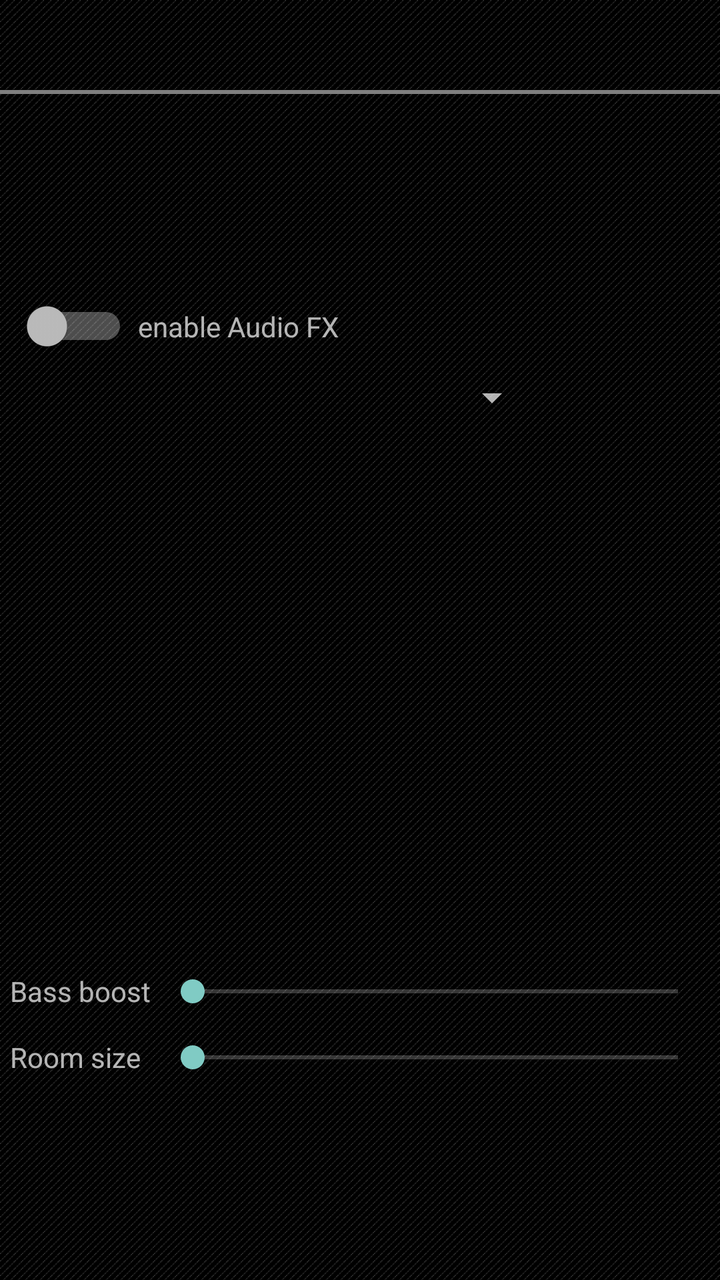
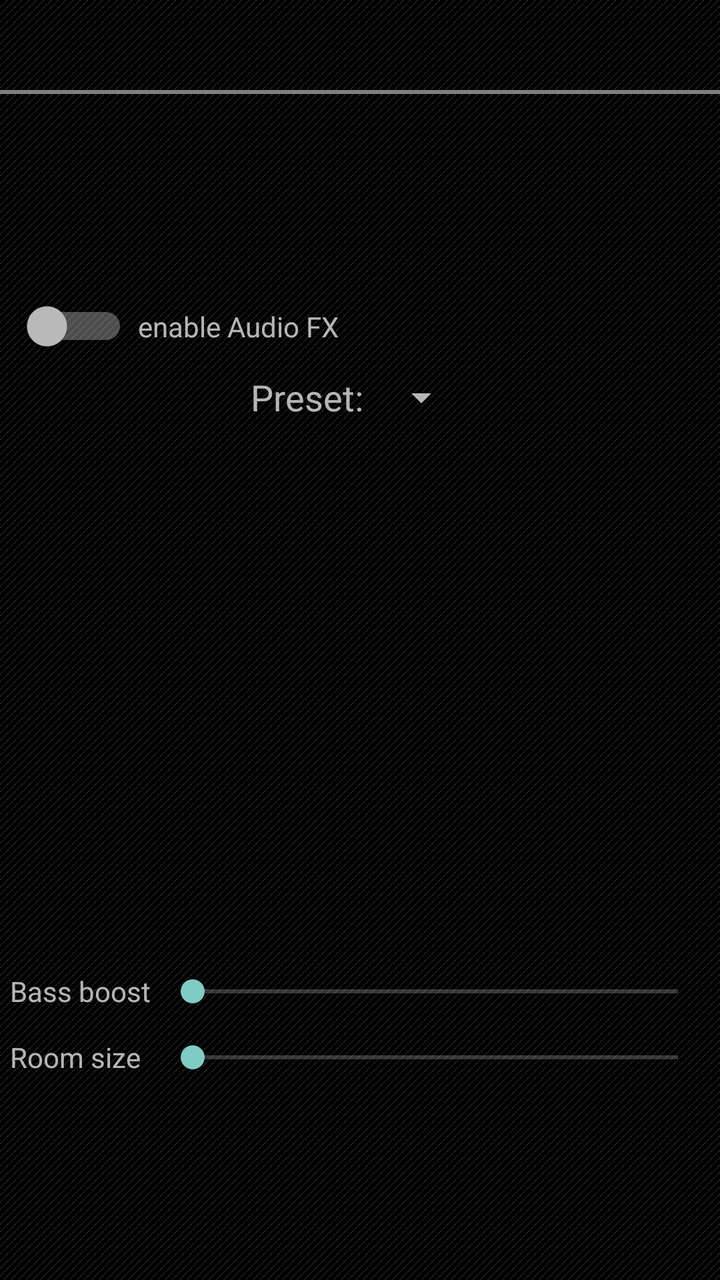

Two renders of the same Android screen: before a commit and after it. Below are the layout's source before the change and the commit's diff.
<!-- AndroidManifest.xml: application theme Apollo.Theme.Dark -->
<!-- res/layout/activity_audiofx.xml -->
<?xml version="1.0" encoding="utf-8"?>
<androidx.constraintlayout.widget.ConstraintLayout xmlns:android="http://schemas.android.com/apk/res/android"
	xmlns:app="http://schemas.android.com/apk/res-auto"
	xmlns:tools="http://schemas.android.com/tools"
	android:layout_width="match_parent"
	android:layout_height="match_parent"
	android:background="@drawable/pager_background">

	<androidx.appcompat.widget.Toolbar
		android:id="@+id/audiofx_toolbar"
		android:layout_width="0dp"
		android:layout_height="@dimen/toolbar_height"
		app:layout_constraintStart_toStartOf="parent"
		app:layout_constraintTop_toTopOf="parent"
		app:layout_constraintEnd_toEndOf="parent" />

	<org.nuclearfog.apollo.ui.views.theme.Colorstrip
		android:id="@+id/audiofx_colorstrip"
		android:layout_width="0dp"
		android:layout_height="@dimen/colorstrip_height"
		app:layout_constraintStart_toStartOf="parent"
		app:layout_constraintTop_toBottomOf="@id/audiofx_toolbar"
		app:layout_constraintEnd_toEndOf="parent" />

	<Switch
		android:id="@+id/audiofx_enable"
		android:layout_width="wrap_content"
		android:layout_height="wrap_content"
		android:layout_marginStart="10dp"
		android:layout_marginLeft="10dp"
		android:layout_marginBottom="5dp"
		android:layout_marginEnd="5dp"
		android:layout_marginRight="5dp"
		app:layout_constraintStart_toStartOf="parent"
		app:layout_constraintTop_toBottomOf="@id/audiofx_colorstrip"
		app:layout_constraintBottom_toTopOf="@id/audiofx_preset"
		app:layout_constraintEnd_toStartOf="@id/audiofx_enable_label"
		tools:ignore="UseSwitchCompatOrMaterialXml,TouchTargetSizeCheck"
		app:layout_constraintVertical_chainStyle="packed" />

	<TextView
		android:id="@+id/audiofx_enable_label"
		android:layout_width="0dp"
		android:layout_height="wrap_content"
		android:text="@string/label_enable_equalizer"
		android:layout_marginEnd="5dp"
		android:layout_marginRight="5dp"
		app:layout_constraintStart_toEndOf="@id/audiofx_enable"
		app:layout_constraintTop_toTopOf="@id/audiofx_enable"
		app:layout_constraintBottom_toBottomOf="@id/audiofx_enable"
		app:layout_constraintEnd_toEndOf="parent" />

	<Spinner
		android:id="@+id/audiofx_preset"
		android:layout_width="0dp"
		android:layout_height="wrap_content"
		android:layout_marginTop="5dp"
		android:layout_marginBottom="5dp"
		app:layout_constraintWidth_percent="0.5"
		app:layout_constraintStart_toStartOf="parent"
		app:layout_constraintTop_toBottomOf="@id/audiofx_enable"
		app:layout_constraintBottom_toTopOf="@id/audiofx_eq_scroll"
		app:layout_constraintEnd_toEndOf="parent" />

	<androidx.recyclerview.widget.RecyclerView
		android:id="@+id/audiofx_eq_scroll"
		android:layout_width="wrap_content"
		android:layout_height="0dp"
		android:layout_marginStart="5dp"
		android:layout_marginLeft="5dp"
		android:layout_marginEnd="5dp"
		android:layout_marginRight="5dp"
		app:layout_constraintHeight_percent="0.4"
		app:layout_constraintStart_toStartOf="parent"
		app:layout_constraintTop_toBottomOf="@id/audiofx_preset"
		app:layout_constraintBottom_toTopOf="@id/audiofx_bass_boost"
		app:layout_constraintEnd_toEndOf="parent" />

	<TextView
		android:id="@+id/audiofx_bass_boost_label"
		android:layout_width="wrap_content"
		android:layout_height="wrap_content"
		android:text="@string/label_bass_boost"
		android:layout_marginStart="5dp"
		android:layout_marginLeft="5dp"
		app:layout_constraintStart_toStartOf="parent"
		app:layout_constraintTop_toTopOf="@id/audiofx_bass_boost"
		app:layout_constraintBottom_toBottomOf="@id/audiofx_bass_boost" />


	<TextView
		android:id="@+id/audiofx_reverb_label"
		android:layout_width="wrap_content"
		android:layout_height="wrap_content"
		android:text="@string/label_reverb"
		android:layout_marginStart="5dp"
		android:layout_marginLeft="5dp"
		app:layout_constraintStart_toStartOf="parent"
		app:layout_constraintTop_toTopOf="@id/audiofx_reverb"
		app:layout_constraintBottom_toBottomOf="@id/audiofx_reverb" />

	<androidx.constraintlayout.widget.Barrier
		android:id="@+id/seekbar_label_barrier"
		android:layout_width="wrap_content"
		android:layout_height="wrap_content"
		app:barrierDirection="end"
		app:constraint_referenced_ids="audiofx_bass_boost_label,audiofx_reverb_label" />

	<SeekBar
		android:id="@+id/audiofx_bass_boost"
		android:layout_width="0dp"
		android:layout_height="wrap_content"
		android:layout_marginStart="5dp"
		android:layout_marginLeft="5dp"
		android:layout_marginTop="15dp"
		android:layout_marginEnd="5dp"
		android:layout_marginRight="5dp"
		app:layout_constraintStart_toEndOf="@id/seekbar_label_barrier"
		app:layout_constraintTop_toBottomOf="@id/audiofx_eq_scroll"
		app:layout_constraintBottom_toTopOf="@id/audiofx_reverb"
		app:layout_constraintEnd_toEndOf="parent" />

	<SeekBar
		android:id="@+id/audiofx_reverb"
		android:layout_width="0dp"
		android:layout_height="wrap_content"
		android:layout_marginStart="5dp"
		android:layout_marginLeft="5dp"
		android:layout_marginTop="15dp"
		android:layout_marginEnd="5dp"
		android:layout_marginRight="5dp"
		app:layout_constraintStart_toEndOf="@id/seekbar_label_barrier"
		app:layout_constraintTop_toBottomOf="@id/audiofx_bass_boost"
		app:layout_constraintBottom_toBottomOf="parent"
		app:layout_constraintEnd_toEndOf="parent" />

</androidx.constraintlayout.widget.ConstraintLayout>
<!-- resources referenced by this layout -->
<resources>
  <dimen name="colorstrip_height">2.0dp</dimen>
  <dimen name="toolbar_height">45dp</dimen>
  <!-- drawable pager_background (drawable) -->
  <?xml version="1.0" encoding="utf-8"?>
  <bitmap xmlns:android="http://schemas.android.com/apk/res/android"
  	android:src="@drawable/view_pager_background_texture"
  	android:tileMode="repeat" />
  <string name="label_bass_boost">Bass boost</string>
  <string name="label_enable_equalizer">enable Audio FX</string>
  <string name="label_reverb">Room size</string>
  <style name="Apollo.Theme.Dark" parent="Theme.AppCompat.NoActionBar">
  		<item name="colorPrimaryDark">#ff0a0a0a</item>
  		<item name="windowActionBar">false</item>
  		<item name="windowNoTitle">true</item>
  		<item name="colorAccent">@android:color/white</item>
  		<item name="android:colorBackground">@android:color/black</item>
  		<item name="android:windowContentOverlay">@null</item>
  		<item name="android:windowAnimationStyle">@style/TransactionPending</item>
  	</style>
  <!-- drawable view_pager_background_texture: png bitmap (drawable-hdpi, 115 bytes) -->
  <style name="TransactionPending" parent="@android:style/Animation">
  		<item name="android:activityOpenEnterAnimation">@android:anim/fade_in</item>
  		<item name="android:activityOpenExitAnimation">@android:anim/fade_out</item>
  		<item name="android:activityCloseEnterAnimation">@android:anim/fade_in</item>
  		<item name="android:activityCloseExitAnimation">@android:anim/fade_out</item>
  	</style>
</resources>

<!-- the commit's change to res/layout/activity_audiofx.xml (unified diff, before → after) -->
@@ -50,14 +50,29 @@
 		app:layout_constraintBottom_toBottomOf="@id/audiofx_enable"
 		app:layout_constraintEnd_toEndOf="parent" />
 
+	<TextView
+		android:id="@+id/audiofx_preset_label"
+		android:layout_width="wrap_content"
+		android:layout_height="wrap_content"
+		android:lines="1"
+		android:text="@string/label_preset"
+		android:textSize="18sp"
+		android:layout_marginEnd="5dp"
+		android:layout_marginRight="5dp"
+		app:layout_constraintHorizontal_chainStyle="packed"
+		app:layout_constraintStart_toStartOf="parent"
+		app:layout_constraintTop_toTopOf="@id/audiofx_preset"
+		app:layout_constraintBottom_toBottomOf="@id/audiofx_preset"
+		app:layout_constraintEnd_toStartOf="@id/audiofx_preset" />
+
 	<Spinner
 		android:id="@+id/audiofx_preset"
-		android:layout_width="0dp"
+		android:layout_width="wrap_content"
 		android:layout_height="wrap_content"
 		android:layout_marginTop="5dp"
 		android:layout_marginBottom="5dp"
-		app:layout_constraintWidth_percent="0.5"
-		app:layout_constraintStart_toStartOf="parent"
+		app:layout_constraintHorizontal_chainStyle="packed"
+		app:layout_constraintStart_toEndOf="@id/audiofx_preset_label"
 		app:layout_constraintTop_toBottomOf="@id/audiofx_enable"
 		app:layout_constraintBottom_toTopOf="@id/audiofx_eq_scroll"
 		app:layout_constraintEnd_toEndOf="parent" />
<!-- resource entries referenced after the edit -->
@@ -9,6 +9,7 @@
   	android:tileMode="repeat" />
   <string name="label_bass_boost">Bass boost</string>
   <string name="label_enable_equalizer">enable Audio FX</string>
+  <string name="label_preset">Preset:</string>
   <string name="label_reverb">Room size</string>
   <style name="Apollo.Theme.Dark" parent="Theme.AppCompat.NoActionBar">
   		<item name="colorPrimaryDark">#ff0a0a0a</item>
